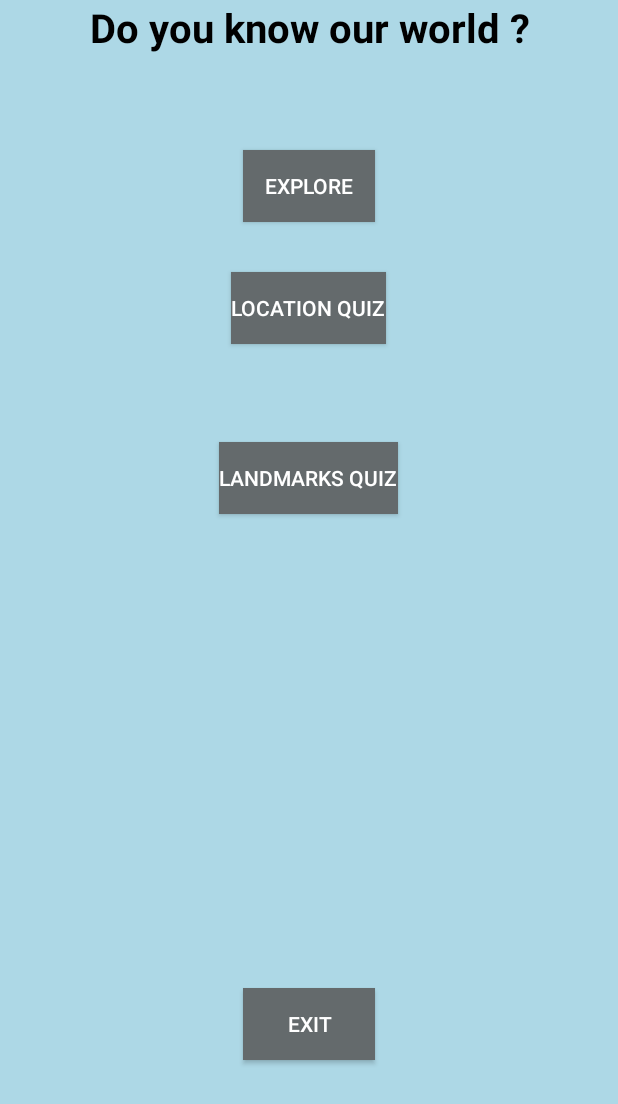
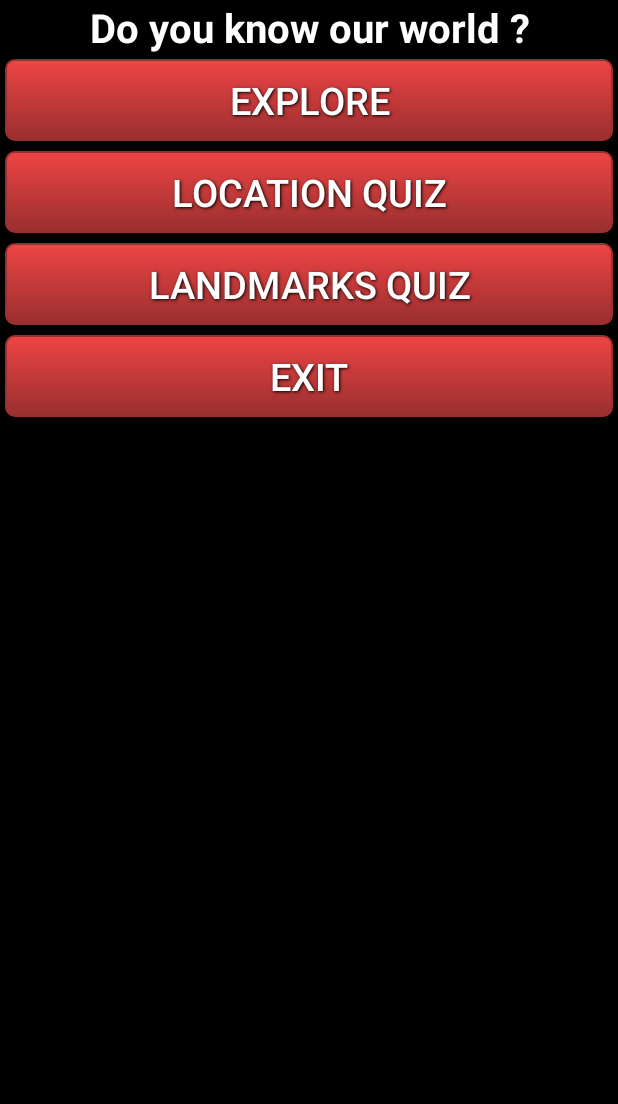
Before and after one commit to mathuvenkat/Geography-master, an Android app: the screen it shows after launch (MainActivity), on a phone screen of 412 x 824 dp. Shown: the top 1104 px of the screen. Run offline under Robolectric (Android 15) with nearby library versions, the phone set to English and light mode, and no system bars.

Commit message:
code cleanup / compressed images / new button styles

```diff
--- a/app/build.gradle
+++ b/app/build.gradle
@@ -8,8 +8,8 @@ android {
         applicationId "aditi.geography"
         minSdkVersion 15
         targetSdkVersion 23
-        versionCode 10
-        versionName "1.0.2"
+        versionCode 11
+        versionName "1.0.3"
         multiDexEnabled true
     }
     buildTypes {
--- a/app/src/main/java/aditi/geography/MonumentQuizActivity.java
+++ b/app/src/main/java/aditi/geography/MonumentQuizActivity.java
@@ -23,36 +23,6 @@ import com.google.android.gms.maps.GoogleMap;
 import com.google.android.gms.maps.OnMapReadyCallback;
 import com.google.android.gms.maps.SupportMapFragment;
 import com.google.android.gms.maps.model.BitmapDescriptor;
-import com.google.android.gms.maps.model.BitmapDescriptorFactory;
-import com.google.android.gms.maps.model.LatLng;
-import com.google.android.gms.maps.model.Marker;
-import com.google.android.gms.maps.model.MarkerOptions;
-
-import java.io.BufferedReader;
-import java.io.InputStream;
-import java.io.InputStreamReader;
-import java.util.HashMap;
-import java.util.Iterator;
-import java.util.List;
-import java.util.Locale;
-import java.util.Map;
-import java.util.Set;
-
-import android.content.Context;
-import android.graphics.Color;
-import android.location.Address;
-import android.location.Geocoder;
-import android.os.Bundle;
-import android.speech.tts.TextToSpeech;
-import android.support.v4.app.FragmentActivity;
-import android.util.Log;
-import android.view.View;
-import android.widget.TextView;
-
-import com.google.android.gms.maps.CameraUpdateFactory;
-import com.google.android.gms.maps.GoogleMap;
-import com.google.android.gms.maps.OnMapReadyCallback;
-import com.google.android.gms.maps.SupportMapFragment;
 import com.google.android.gms.maps.model.LatLng;
 import com.google.android.gms.maps.model.Marker;
 import com.google.android.gms.maps.model.MarkerOptions;
@@ -93,7 +63,7 @@ public class MonumentQuizActivity extends FragmentActivity implements OnMapReady
 
     TextView questionText;
     TextView scoreText;
-    private static String questionString = "Locate ";
+    private static String questionString = "Where is the ";
 
     private class LatLong {
         Double lat;
@@ -137,11 +107,9 @@ public class MonumentQuizActivity extends FragmentActivity implements OnMapReady
     }
 
     private void setQuestionText(String question) {
-        questionText.setText(questionString + question);
+        questionText.setText(questionString + question + "?");
         scoreText.setText(score + "/" + numQuestions);
-        Log.d("Selected Monument", selectedMonument);
         new processBitMap().execute();
-
         numQuestions++;
     }
 
@@ -151,20 +119,15 @@ public class MonumentQuizActivity extends FragmentActivity implements OnMapReady
      */
     private class processBitMap extends AsyncTask<Void, Void, Bitmap> {
         protected Bitmap doInBackground(Void... params) {
-            BitmapDescriptor resized = null;
             Bitmap bitmap = null;
             String formattedSelection = selectedMonument.replaceAll(" ", "");
             String uri = "@drawable/" + formattedSelection.toLowerCase();
-
             int imageRes = getResources().getIdentifier(uri, null, getPackageName());
-
             if (imageRes != 0) {
                 bitmap = Utils.decodeSampledBitmapFromResource(getResources(), imageRes, 250, 150);
-
             }
             return bitmap;
         }
-
         protected void onPostExecute(Bitmap resized) {
             if (resized != null) {
                 setMonumentImage(resized);
@@ -209,8 +172,6 @@ public class MonumentQuizActivity extends FragmentActivity implements OnMapReady
                 setIter = countryNamesForQuiz.iterator();
 
                 String next = setIter.next();
-                tts.speak(next, TextToSpeech.QUEUE_FLUSH, null);
-                Log.d("setting next",next);
                 selectedMonument = next;
                 setQuestionText(next);
             }
@@ -274,11 +235,6 @@ public class MonumentQuizActivity extends FragmentActivity implements OnMapReady
         String tmp[] = question.split(questionString);
         String expectedCountryCode = countryNamesToCodes.get(tmp[1]);
 
-        Log.d("Expected code", expectedCountryCode);
-        Log.d("Expected name", tmp[1]);
-        Log.d("selected code", selectedCountryCode);
-
-
         if (selectedCountryCode.equals(expectedCountryCode)) {
             playMusic(this, R.raw.correct);
             if (!setIter.hasNext()) {
@@ -296,12 +252,13 @@ public class MonumentQuizActivity extends FragmentActivity implements OnMapReady
             playMusic(this, R.raw.wrong);
             if (numClicksPerQuestion >= 5) {
                 //show the answer and go to next question
-                tts.speak("Sorry no more guesses for this question", TextToSpeech.QUEUE_FLUSH, null);
+                tts.speak("Sorry no more guesses for this.", TextToSpeech.QUEUE_FLUSH, null);
                 LatLng latlongMarker = new LatLng(countryCodetoDetails.get(expectedCountryCode).lat,
                         countryCodetoDetails.get(expectedCountryCode).lon);
                 locationMarker.remove();
                 locationMarker = mMap.addMarker(new MarkerOptions().
-                        position(latlongMarker).title(selectedMonument  + " is in " + countryCodetoDetails.get(expectedCountryCode).name));
+                        position(latlongMarker).title(selectedMonument  + " is in "
+                        + countryCodetoDetails.get(expectedCountryCode).name));
                 locationMarker.showInfoWindow();
                 mMap.moveCamera(CameraUpdateFactory.newLatLng(latlongMarker));
                 if (!setIter.hasNext()) {
--- /dev/null
+++ b/app/src/main/res/drawable/red_button.xml
@@ -0,0 +1,37 @@
+<?xml version="1.0" encoding="utf-8" ?>
+<selector xmlns:android="http://schemas.android.com/apk/res/android">
+    <item android:state_pressed="true" >
+        <shape>
+            <solid
+                android:color="#ef4444" />
+            <stroke
+                android:width="1dp"
+                android:color="#992f2f" />
+            <corners
+                android:radius="6dp" />
+            <padding
+                android:left="10dp"
+                android:top="10dp"
+                android:right="10dp"
+                android:bottom="10dp" />
+        </shape>
+    </item>
+    <item>
+        <shape>
+            <gradient
+                android:startColor="#ef4444"
+                android:endColor="#992f2f"
+                android:angle="270" />
+            <stroke
+                android:width="1dp"
+                android:color="#992f2f" />
+            <corners
+                android:radius="6dp" />
+            <padding
+                android:left="10dp"
+                android:top="10dp"
+                android:right="10dp"
+                android:bottom="10dp" />
+        </shape>
+    </item>
+</selector>
--- a/app/src/main/res/layout/activity_main.xml
+++ b/app/src/main/res/layout/activity_main.xml
@@ -3,7 +3,7 @@
     xmlns:tools="http://schemas.android.com/tools"
     android:layout_width="match_parent"
     android:layout_height="match_parent"
-    android:background="@color/mainBackGround"
+    android:background="@color/black"
     tools:context="aditi.geography.MainActivity">
 
 
@@ -14,61 +14,62 @@
         android:text="Do you know our world ?"
         android:textStyle="bold"
         android:gravity="center"
-        android:textColor="@color/black"
+        android:textColor="@color/white"
         android:textSize="12pt" />
 
     <Button
         android:id="@+id/newGame_button"
-        android:layout_width="wrap_content"
+        android:layout_width="match_parent"
         android:layout_weight="1"
         android:layout_height="wrap_content"
         android:text="Explore"
-        style="@style/Widget.AppCompat.Button.Colored"
         android:elevation="12dp"
-        android:background="@color/buttonBackGround"
         android:layout_below="@+id/textView"
-        android:layout_alignLeft="@+id/exit_button"
-        android:layout_alignStart="@+id/exit_button"
-        android:layout_marginTop="64dp" />
+        android:layout_centerHorizontal="true"
+        android:background="@drawable/red_button"
+        style="@style/button_text"
+        />
 
     <Button
         android:text="Location Quiz"
-        android:layout_width="wrap_content"
+        android:layout_width="match_parent"
         android:layout_height="wrap_content"
         android:layout_weight="1"
         android:id="@+id/playgame"
-        style="@style/Widget.AppCompat.Button.Colored"
         android:elevation="12dp"
-        android:background="@color/buttonBackGround"
         android:layout_below="@+id/newGame_button"
         android:layout_centerHorizontal="true"
-        android:layout_marginTop="33dp" />
+        android:background="@drawable/red_button"
+        style="@style/button_text"
+    />
+
+
+    <Button
+        android:text="Landmarks Quiz"
+        android:layout_width="match_parent"
+        android:layout_height="wrap_content"
+        android:layout_weight="1"
+        android:elevation="12dp"
+        android:id="@+id/monuments"
+        android:layout_below="@+id/playgame"
+        android:layout_centerHorizontal="true"
+        android:background="@drawable/red_button"
+        style="@style/button_text"
+      />
+
 
     <Button
         android:id="@+id/exit_button"
-        android:layout_width="wrap_content"
+        android:layout_width="match_parent"
         android:layout_height="wrap_content"
         android:text="Exit"
-        style="@style/Widget.AppCompat.Button.Colored"
         android:elevation="11dp"
         android:layout_weight="1"
-        android:background="@color/buttonBackGround"
-        android:layout_alignParentBottom="true"
+        android:layout_below="@+id/monuments"
         android:layout_centerHorizontal="true"
-        android:layout_marginBottom="117dp" />
-
-    <Button
-        android:text="Landmarks Quiz"
-        android:layout_width="wrap_content"
-        android:layout_height="wrap_content"
-        style="@style/Widget.AppCompat.Button.Colored"
-        android:layout_weight="1"
-        android:elevation="12dp"
-        android:background="@color/buttonBackGround"
-        android:id="@+id/monuments"
-        android:layout_below="@+id/playgame"
-        android:layout_centerHorizontal="true"
-        android:layout_marginTop="65dp" />
+        android:background="@drawable/red_button"
+        style="@style/button_text"
+        />
 
 
 </RelativeLayout>
--- /dev/null
+++ b/app/src/main/res/values/button_styles.xml
@@ -0,0 +1,16 @@
+<?xml version="1.0" encoding="utf-8" ?>
+<resources>
+    <style name="button_text" >
+        <item name="android:layout_width" >fill_parent</item>
+        <item name="android:layout_height" >wrap_content</item>
+        <item name="android:textColor" >#ffffff</item>
+        <item name="android:gravity" >center</item>
+        <item name="android:layout_margin" >3dp</item>
+        <item name="android:textSize" >25dp</item>
+        <item name="android:textStyle" >normal</item>
+        <item name="android:shadowColor" >#000000</item>
+        <item name="android:shadowDx" >1</item>
+        <item name="android:shadowDy" >1</item>
+        <item name="android:shadowRadius" >2</item>
+    </style>
+</resources>
--- a/app/src/main/res/values/colors.xml
+++ b/app/src/main/res/values/colors.xml
@@ -6,4 +6,5 @@
     <color name="mainBackGround">#ADD8E6</color>
     <color name="buttonBackGround">#646A6C</color>
     <color name="black">#000000</color>
+    <color name="white">#FFFFFF</color>
 </resources>
```
Also changed, not shown: app/src/main/res/drawable/australia.png, app/src/main/res/drawable/hk.png, app/src/main/res/drawable/iran.png, app/src/main/res/drawable/kenya.png, app/src/main/res/drawable/mozambique.png, app/src/main/res/drawable/myanmar.png, app/src/main/res/drawable/nepal.png, app/src/main/res/drawable/portugal.png, app/src/main/res/drawable/rwanda.png, app/src/main/res/drawable/tibet.png, app/src/main/res/drawable/us.png, app/src/main/res/drawable/za.png.
